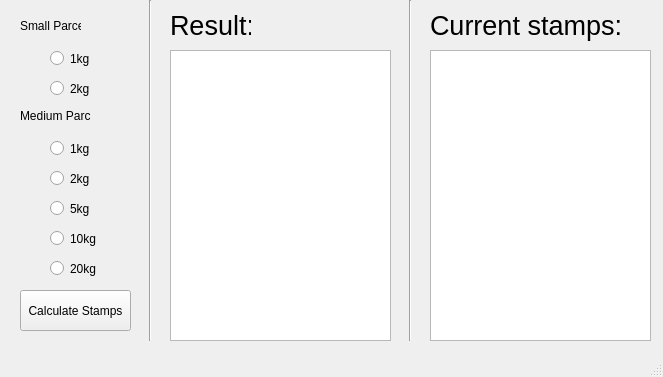
Before: the Qt Designer form stamp_calc_app/stamp_calc.ui in psidex/StampCalculator, drawn with Qt 5.
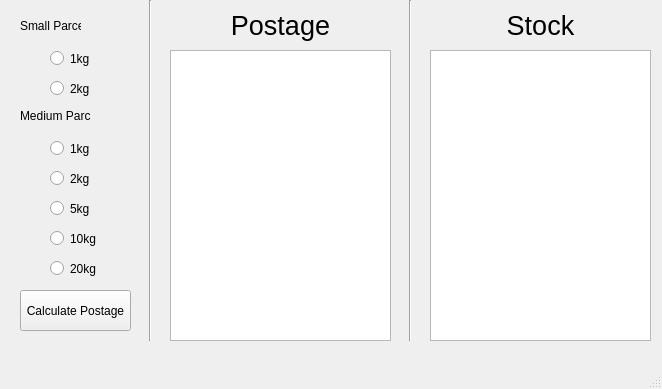
After: the same form once the commit is applied.

Commit message: Stamp config improved

```diff
--- a/stamp_calc_app/stamp_calc.ui
+++ b/stamp_calc_app/stamp_calc.ui
@@ -6,8 +6,8 @@
    <rect>
     <x>0</x>
     <y>0</y>
-    <width>663</width>
-    <height>377</height>
+    <width>662</width>
+    <height>389</height>
    </rect>
   </property>
   <property name="windowTitle">
@@ -141,7 +141,7 @@
      </rect>
     </property>
     <property name="text">
-     <string>Calculate Stamps</string>
+     <string>Calculate Postage</string>
     </property>
    </widget>
    <widget class="QLabel" name="result_label">
@@ -149,7 +149,7 @@
      <rect>
       <x>170</x>
       <y>10</y>
-      <width>81</width>
+      <width>221</width>
       <height>31</height>
      </rect>
     </property>
@@ -159,7 +159,10 @@
      </font>
     </property>
     <property name="text">
-     <string>Result:</string>
+     <string>Postage</string>
+    </property>
+    <property name="alignment">
+     <set>Qt::AlignCenter</set>
     </property>
    </widget>
    <widget class="Line" name="vertical_line_1">
@@ -193,7 +196,7 @@
      <rect>
       <x>430</x>
       <y>10</y>
-      <width>201</width>
+      <width>221</width>
       <height>31</height>
      </rect>
     </property>
@@ -203,7 +206,10 @@
      </font>
     </property>
     <property name="text">
-     <string>Current stamps:</string>
+     <string>Stock</string>
+    </property>
+    <property name="alignment">
+     <set>Qt::AlignCenter</set>
     </property>
    </widget>
    <widget class="QListWidget" name="result_list">
```
Left out of the diff: 4 changed lines with no effect on the pictures. The commit also changes 6 other files.
